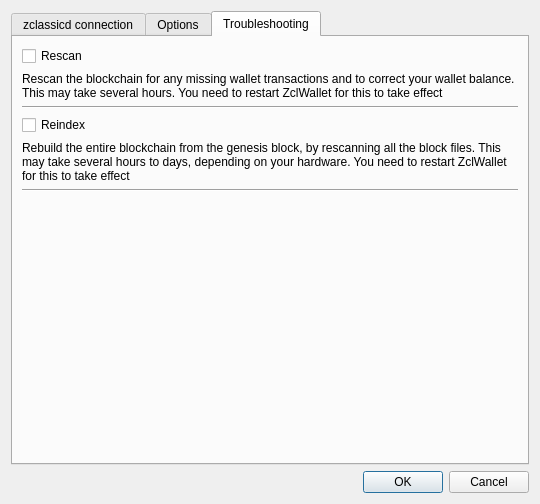
Qt form src/settings.ui (ZclassicCommunity/zcl-qt-wallet) before a commit.
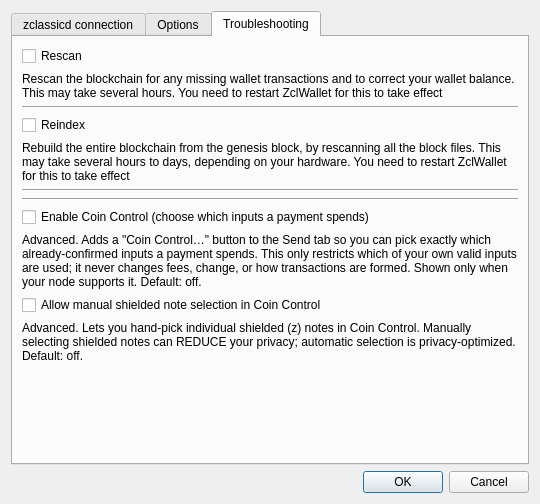
The same form after that commit.

Commit message: beta7: Coin Control dialog (transparent + shielded note visibility/selection)

Patch:
```diff
--- a/src/settings.ui
+++ b/src/settings.ui
@@ -340,6 +340,47 @@
         </widget>
        </item>
        <item row="6" column="0">
+        <widget class="Line" name="line_5">
+         <property name="orientation">
+          <enum>Qt::Horizontal</enum>
+         </property>
+        </widget>
+       </item>
+       <item row="7" column="0">
+        <widget class="QCheckBox" name="chkCoinControl">
+         <property name="text">
+          <string>Enable Coin Control (choose which inputs a payment spends)</string>
+         </property>
+        </widget>
+       </item>
+       <item row="8" column="0">
+        <widget class="QLabel" name="label_coincontrol">
+         <property name="text">
+          <string>Advanced. Adds a &quot;Coin Control…&quot; button to the Send tab so you can pick exactly which already-confirmed inputs a payment spends. This only restricts which of your own valid inputs are used; it never changes fees, change, or how transactions are formed. Shown only when your node supports it. Default: off.</string>
+         </property>
+         <property name="wordWrap">
+          <bool>true</bool>
+         </property>
+        </widget>
+       </item>
+       <item row="9" column="0">
+        <widget class="QCheckBox" name="chkManualShielded">
+         <property name="text">
+          <string>Allow manual shielded note selection in Coin Control</string>
+         </property>
+        </widget>
+       </item>
+       <item row="10" column="0">
+        <widget class="QLabel" name="label_manualshielded">
+         <property name="text">
+          <string>Advanced. Lets you hand-pick individual shielded (z) notes in Coin Control. Manually selecting shielded notes can REDUCE your privacy; automatic selection is privacy-optimized. Default: off.</string>
+         </property>
+         <property name="wordWrap">
+          <bool>true</bool>
+         </property>
+        </widget>
+       </item>
+       <item row="11" column="0">
         <spacer name="verticalSpacer_3">
          <property name="orientation">
           <enum>Qt::Vertical</enum>
```
The commit also changes 12 other files.
